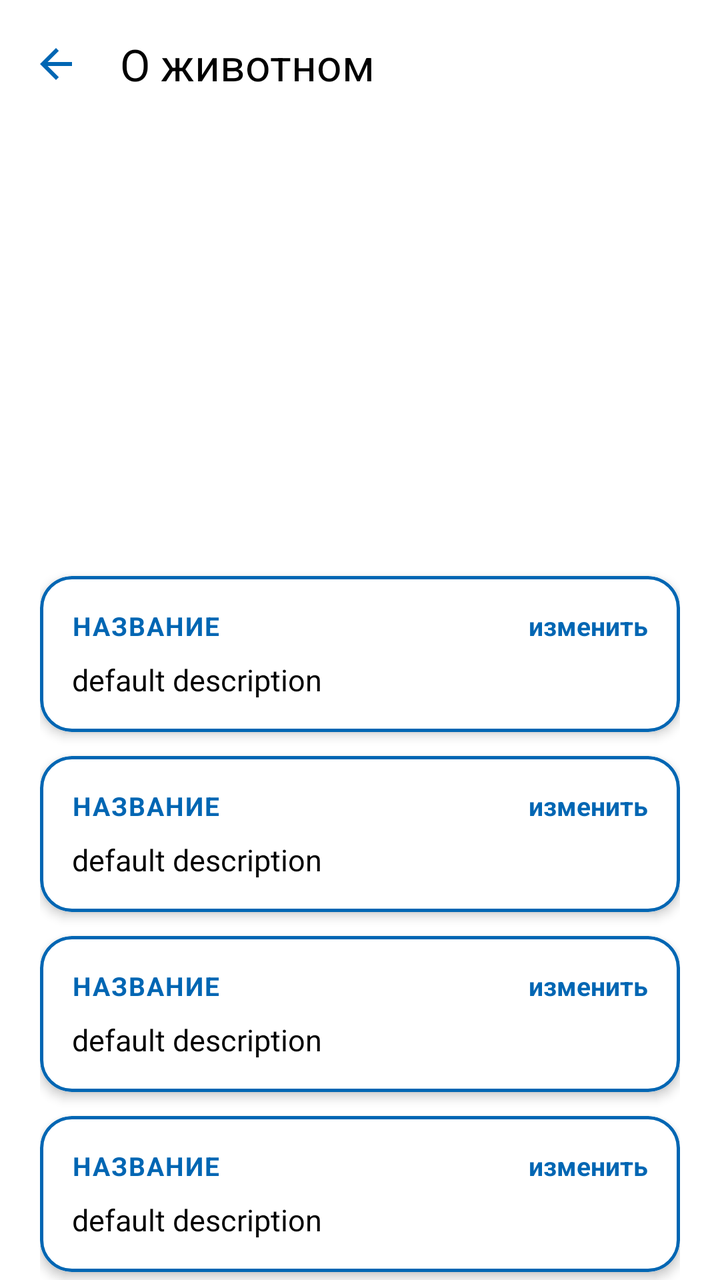
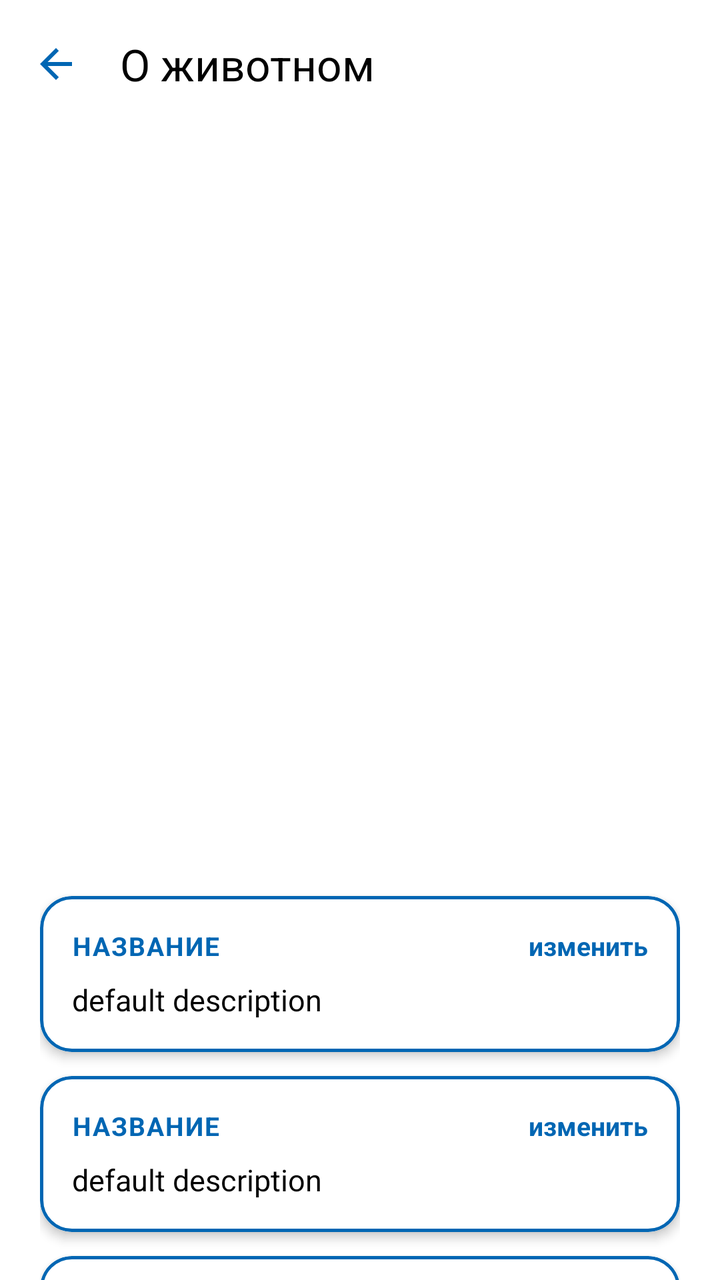

Compare the two renders of this Android layout. The source of the first and the diff that turns it into the second are given below.
<!-- AndroidManifest.xml: application theme Theme.VetUslugi -->
<!-- res/layout/fragment_animal_info.xml -->
<?xml version="1.0" encoding="utf-8"?>
<androidx.constraintlayout.widget.ConstraintLayout xmlns:android="http://schemas.android.com/apk/res/android"
    xmlns:app="http://schemas.android.com/apk/res-auto"
    android:layout_width="match_parent"
    android:layout_height="match_parent">

    <com.google.android.material.appbar.MaterialToolbar
        android:id="@+id/toolbar"
        android:layout_width="0dp"
        android:layout_height="?attr/actionBarSize"
        android:background="?android:attr/background"
        app:layout_constraintEnd_toEndOf="parent"
        app:layout_constraintStart_toStartOf="parent"
        app:layout_constraintTop_toTopOf="parent"
        app:navigationIcon="@drawable/ic_arrow_back"
        app:navigationIconTint="@color/blue"
        app:title="О животном"
        app:titleTextColor="?android:attr/colorPrimary" />

    <androidx.core.widget.NestedScrollView
        android:layout_width="0dp"
        android:layout_height="0dp"
        app:layout_constraintBottom_toBottomOf="parent"
        app:layout_constraintEnd_toEndOf="parent"
        app:layout_constraintStart_toStartOf="parent"
        app:layout_constraintTop_toBottomOf="@+id/toolbar">

        <androidx.constraintlayout.widget.ConstraintLayout
            android:layout_width="match_parent"
            android:layout_height="wrap_content"
            android:paddingBottom="32dp">

            <ImageView
                android:id="@+id/ivAnimalPhoto"
                android:layout_width="match_parent"
                android:layout_height="200dp"
                android:scaleType="centerCrop"
                app:layout_constraintStart_toStartOf="parent"
                app:layout_constraintTop_toTopOf="parent" />

            <Button
                android:id="@+id/btnChangePhoto"
                android:layout_width="wrap_content"
                android:layout_height="wrap_content"
                android:layout_marginTop="8dp"
                android:text="Изменить фото"
                android:visibility="gone"
                app:layout_constraintEnd_toEndOf="parent"
                app:layout_constraintStart_toStartOf="parent"
                app:layout_constraintTop_toBottomOf="@+id/ivAnimalPhoto" />

            <LinearLayout
                android:id="@+id/linearLayout"
                android:layout_width="match_parent"
                android:layout_height="wrap_content"
                android:layout_marginTop="16dp"
                android:orientation="vertical"
                android:paddingStart="20dp"
                android:paddingEnd="20dp"
                app:layout_constraintStart_toStartOf="parent"
                app:layout_constraintTop_toBottomOf="@+id/btnChangePhoto">

                <include
                    android:id="@+id/nickname_card"
                    layout="@layout/card_info" />

                <include
                    android:id="@+id/species_card"
                    layout="@layout/card_info" />

                <include
                    android:id="@+id/breed_card"
                    layout="@layout/card_info" />

                <include
                    android:id="@+id/age_card"
                    layout="@layout/card_info" />

                <include
                    android:id="@+id/diseases_card"
                    layout="@layout/card_info" />

            </LinearLayout>

            <Button
                android:id="@+id/btnSaveAnimal"
                android:layout_width="wrap_content"
                android:layout_height="wrap_content"
                android:layout_marginTop="16dp"
                android:text="Сохранить изменения"
                android:visibility="gone"
                app:layout_constraintEnd_toEndOf="parent"
                app:layout_constraintStart_toStartOf="parent"
                app:layout_constraintTop_toBottomOf="@+id/linearLayout" />

            <Button
                android:id="@+id/btnDeleteAnimal"
                android:layout_width="wrap_content"
                android:layout_height="wrap_content"
                android:layout_marginTop="8dp"
                android:backgroundTint="@color/red"
                android:text="Удалить животное"
                android:visibility="gone"
                app:layout_constraintEnd_toEndOf="parent"
                app:layout_constraintStart_toStartOf="parent"
                app:layout_constraintTop_toBottomOf="@+id/btnSaveAnimal" />

        </androidx.constraintlayout.widget.ConstraintLayout>

    </androidx.core.widget.NestedScrollView>

    <ProgressBar
        android:id="@+id/progressBar"
        style="?android:attr/progressBarStyleLarge"
        android:layout_width="wrap_content"
        android:layout_height="wrap_content"
        android:background="@android:color/transparent"
        android:indeterminate="true"
        android:indeterminateTint="@color/blue"
        android:visibility="gone"
        app:layout_constraintBottom_toBottomOf="parent"
        app:layout_constraintEnd_toEndOf="parent"
        app:layout_constraintStart_toStartOf="parent"
        app:layout_constraintTop_toBottomOf="@+id/toolbar" />

</androidx.constraintlayout.widget.ConstraintLayout>
<!-- res/layout/card_info.xml (included above) -->
<?xml version="1.0" encoding="utf-8"?>
<com.google.android.material.card.MaterialCardView xmlns:android="http://schemas.android.com/apk/res/android"
    xmlns:app="http://schemas.android.com/apk/res-auto"
    xmlns:tools="http://schemas.android.com/tools"
    android:layout_width="match_parent"
    android:layout_height="wrap_content"
    android:layout_marginTop="8dp"
    android:layout_marginBottom="4dp"
    android:backgroundTint="?android:attr/background"
    app:cardCornerRadius="16dp"
    app:cardElevation="3dp"
    app:strokeColor="@color/blue"
    app:strokeWidth="1.5dp">

    <LinearLayout
        android:layout_width="match_parent"
        android:layout_height="wrap_content"
        android:orientation="vertical"
        android:padding="16dp">

        <androidx.constraintlayout.widget.ConstraintLayout
            android:layout_width="match_parent"
            android:layout_height="wrap_content">

            <TextView
                android:id="@+id/tvCardTitle"
                android:layout_width="wrap_content"
                android:layout_height="wrap_content"
                android:text="Название"
                android:textColor="@color/blue"
                android:textSize="13sp"
                android:textStyle="bold"
                android:textAllCaps="true"
                android:letterSpacing="0.05"
                app:layout_constraintBottom_toBottomOf="parent"
                app:layout_constraintStart_toStartOf="parent"
                app:layout_constraintTop_toTopOf="parent" />

            <TextView
                android:id="@+id/tvEditCard"
                android:layout_width="wrap_content"
                android:layout_height="wrap_content"
                android:text="изменить"
                android:textColor="@color/blue"
                android:textStyle="bold"
                android:textSize="13sp"
                app:layout_constraintBottom_toBottomOf="parent"
                app:layout_constraintEnd_toEndOf="parent"
                app:layout_constraintTop_toTopOf="parent" />

        </androidx.constraintlayout.widget.ConstraintLayout>

        <TextView
            android:id="@+id/tvDescriptionCard"
            android:layout_width="wrap_content"
            android:layout_height="wrap_content"
            android:layout_marginTop="8dp"
            android:text="default description"
            android:textSize="15sp"
            android:textColor="?android:attr/colorPrimary" />

    </LinearLayout>

</com.google.android.material.card.MaterialCardView>
<!-- resources referenced by this layout -->
<resources>
  <color name="blue">#0066B3</color>
  <color name="red">#EE2F53</color>
  <!-- drawable ic_arrow_back (drawable) -->
  <?xml version="1.0" encoding="utf-8"?>
  <vector xmlns:android="http://schemas.android.com/apk/res/android"
      android:width="24dp"
      android:height="24dp"
      android:viewportWidth="24"
      android:viewportHeight="24">
      <path
          android:fillColor="@color/blue"
          android:pathData="M20,11H7.83l5.59,-5.59L12,4l-8,8 8,8 1.41,-1.41L7.83,13H20v-2z" />
  </vector>
  <style name="Theme.VetUslugi" parent="Base.Theme.VetUslugi" />
  <style name="Base.Theme.VetUslugi" parent="Theme.Material3.DayNight.NoActionBar">
  
          <item name="materialButtonStyle">@style/Button</item>
          <item name="android:textViewStyle">@style/TextView</item>
          <item name="editTextStyle">@style/EditText</item>
          <item name="checkboxStyle">@style/BlueCheckBoxStyle</item>
  
          <item name="android:background">@color/white</item>
          <item name="colorPrimary">@color/black</item>
      </style>
  <style name="Button" parent="Widget.Material3.Button">
          <item name="shapeAppearanceOverlay">@style/ShapeAppearance.VetUslugi.Button</item>
          <item name="backgroundTint">@android:color/white</item>
          <item name="strokeColor">@color/blue</item>
          <item name="strokeWidth">2dp</item>
          <item name="android:textColor">@color/blue</item>
          <item name="android:textSize">20sp</item>
      </style>
  <style name="TextView" parent="android:Widget.TextView">
          <item name="android:textSize">20sp</item>
          <item name="android:textColor">@color/black</item>
      </style>
  <style name="EditText" parent="android:Widget.EditText">
          <item name="android:textColorHint">@color/light_blue</item>
          <item name="android:textSize">20sp</item>
          <item name="android:textColor">@color/blue</item>
          <item name="android:background">@drawable/rounded_corners</item>
      </style>
  <style name="BlueCheckBoxStyle" parent="Widget.AppCompat.CompoundButton.CheckBox">
          <item name="android:buttonTint">@color/checkbox_blue_tint</item>
      </style>
  <color name="white">#FFFFFF</color>
  <color name="black">#000000</color>
  <style name="ShapeAppearance.VetUslugi.Button" parent="ShapeAppearance.MaterialComponents.SmallComponent">
          <item name="cornerFamily">rounded</item>
          <item name="cornerSize">8dp</item>
      </style>
  <color name="light_blue">#85ACFF</color>
  <!-- drawable rounded_corners (drawable) -->
  <?xml version="1.0" encoding="utf-8"?>
  <selector xmlns:android="http://schemas.android.com/apk/res/android">
  
      <item android:state_focused="true">
          <shape>
              <solid android:color="?android:attr/background" />
              <stroke android:width="2.5dp" android:color="@color/blue" />
              <corners android:radius="25dp" />
              <padding
                  android:bottom="10dp"
                  android:left="12dp"
                  android:right="12dp"
                  android:top="10dp" />
          </shape>
      </item>
  
      <item>
          <shape>
              <solid android:color="?android:attr/background" />
              <stroke android:width="2dp" android:color="@color/blue" />
              <corners android:radius="25dp" />
              <padding
                  android:bottom="10dp"
                  android:left="12dp"
                  android:right="12dp"
                  android:top="10dp" />
          </shape>
      </item>
  
  </selector>
</resources>

<!-- the commit's change to res/layout/fragment_animal_info.xml (unified diff, before → after) -->
@@ -32,9 +32,11 @@
 
             <ImageView
                 android:id="@+id/ivAnimalPhoto"
-                android:layout_width="match_parent"
-                android:layout_height="200dp"
+                android:layout_width="0dp"
+                android:layout_height="0dp"
                 android:scaleType="centerCrop"
+                app:layout_constraintDimensionRatio="1:1"
+                app:layout_constraintEnd_toEndOf="parent"
                 app:layout_constraintStart_toStartOf="parent"
                 app:layout_constraintTop_toTopOf="parent" />
 
